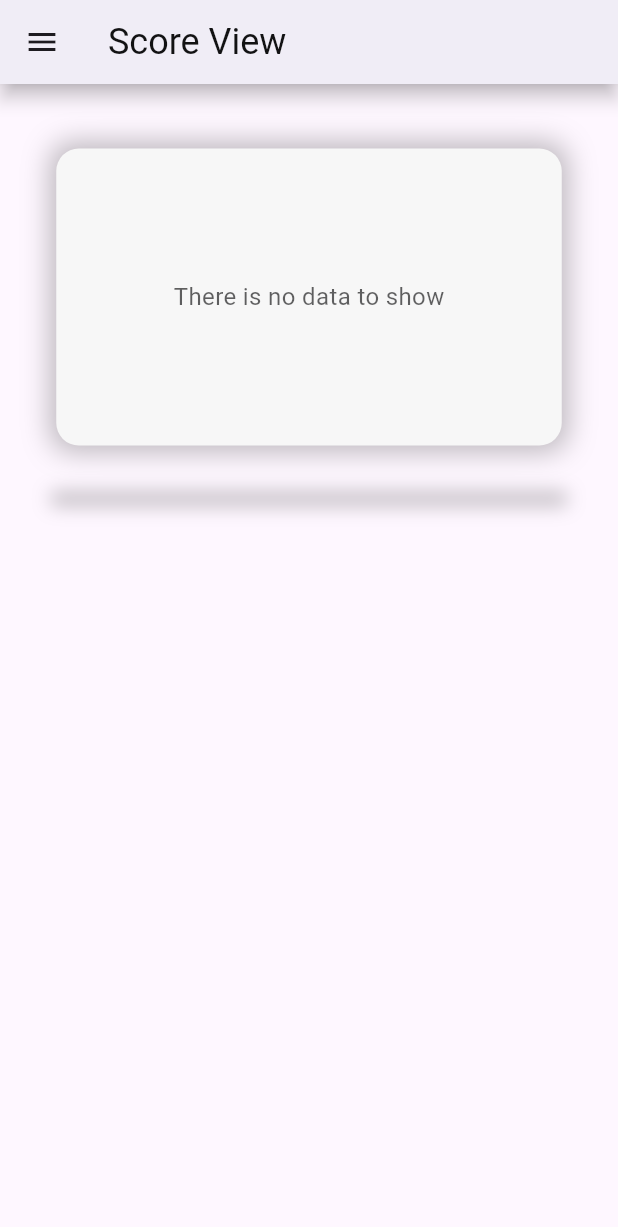
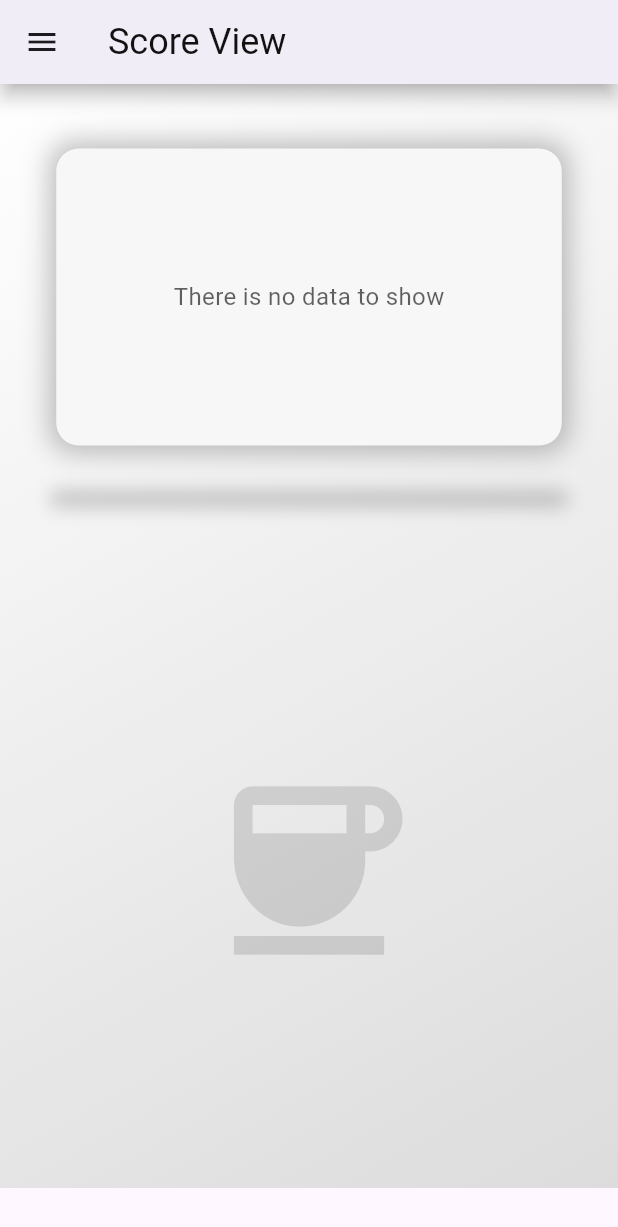
Before and after one commit to Pushpender-18/CUFest, a Flutter app: the screen it shows after launch, on a phone screen of 412 x 824 dp. Shown: the top 1227 px of the screen. Run offline on Flutter 3.47's test engine with Material 3 defaults, Android fonts, the phone set to English and light mode, and no system bars; our stand-ins replace cloud_firestore, firebase_core; accounts and stored records are empty; Roboto replaces fonts that are missing (Robot).

```diff
--- a/user/lib/data_provider.dart
+++ b/user/lib/data_provider.dart
@@ -45,7 +45,7 @@ class DepartmentRepository extends ChangeNotifier {
         depData[standing.id] = data;
         if (data['pos'] < 6) {
           graphData[standing.id] = data;
-        }
+        } else {}
       }
     });
     notifyListeners();
--- a/user/lib/screen/socre_screen.dart
+++ b/user/lib/screen/socre_screen.dart
@@ -2,17 +2,15 @@ import 'package:flutter/material.dart';
 import 'package:provider/provider.dart';
 import 'package:user/data_provider.dart';
 import 'package:user/widgets/bar_graph.dart';
+import 'package:user/widgets/department_card_list.dart';
 
-class ScorePage extends StatefulWidget {
+class ScorePage extends StatelessWidget {
   const ScorePage({super.key});
 
-  @override
-  State<ScorePage> createState() => _ScorePageState();
-}
-
-class _ScorePageState extends State<ScorePage> {
   List<String> getDepNamesForGraph(DepartmentRepository depData) {
-    return depData.graphData.keys.toList();
+    return depData.graphData.keys.toList().isEmpty
+        ? []
+        : depData.graphData.keys.toList();
   }
 
   List<int> getDepPointsForGraph(DepartmentRepository depData) {
@@ -21,11 +19,37 @@ class _ScorePageState extends State<ScorePage> {
     for (String depName in data.keys) {
       points.add(data[depName]!['points']);
     }
-    return points;
+    return points.isEmpty ? [] : points;
+  }
+
+  List<List<dynamic>> getDepDataForCards(DepartmentRepository depData) {
+    List<List<dynamic>> simplifiedDepData = [];
+    Map<String, Map<String, dynamic>> data = depData.depData;
+
+    for (String depName in data.keys) {
+      simplifiedDepData
+          .add([depName, data[depName]!['pos'], data[depName]!['points']]);
+    }
+
+    for (int i = 0; i < simplifiedDepData.length; i++) {
+      int min = i;
+      List<dynamic> temp = [];
+      for (int j = i + 1; j < simplifiedDepData.length; j++) {
+        if (simplifiedDepData[min][1] > simplifiedDepData[j][1]) {
+          min = j;
+        }
+      }
+      temp = simplifiedDepData[i];
+      simplifiedDepData[i] = simplifiedDepData[min];
+      simplifiedDepData[min] = temp;
+    }
+
+    return simplifiedDepData;
   }
 
   @override
   Widget build(BuildContext context) {
+    final height = MediaQuery.of(context).size.height;
     final depData = Provider.of<DepartmentRepository>(context);
     final screenStateProvider = Provider.of<ScreenStateProvider>(context);
 
@@ -119,12 +143,11 @@ class _ScorePageState extends State<ScorePage> {
             children: [
               Container(
                 width: double.maxFinite,
-                height: double.maxFinite,
                 decoration: const BoxDecoration(
                   gradient: LinearGradient(
                     colors: [
                       Color.fromARGB(255, 255, 255, 255),
-                      Color.fromARGB(255, 200, 200, 200),
+                      Color.fromARGB(255, 221, 220, 220),
                     ],
                     begin: Alignment.topLeft,
                     end: Alignment.bottomRight,
@@ -161,8 +184,22 @@ class _ScorePageState extends State<ScorePage> {
                           ]),
                     ),
                     const SizedBox(
-                      height: 25,
+                      height: 35,
                     ),
+                    depData.getDepartmentData.isEmpty
+                        ? SizedBox(
+                            height: height - 400,
+                            child: const Center(
+                              child: Icon(
+                                Icons.coffee,
+                                size: 150,
+                                color: Colors.black12,
+                              ),
+                            ),
+                          )
+                        : DepartmentCardList(
+                            departmentList: getDepDataForCards(depData),
+                          ),
                   ],
                 ),
               ),
--- a/user/lib/widgets/bar_graph.dart
+++ b/user/lib/widgets/bar_graph.dart
@@ -1,16 +1,12 @@
 import 'package:flutter/material.dart';
 import 'package:user/widgets/bar.dart';
+import 'package:user/widgets/labels.dart';
 
 class BarGraph extends StatelessWidget {
   const BarGraph({super.key, required this.depNames, required this.points});
 
   final List<String> depNames;
   final List<int> points;
-
-  int getMax(List<int> points) {
-    points.sort();
-    return points[-1];
-  }
 
   @override
   Widget build(BuildContext context) {
@@ -21,6 +17,14 @@ class BarGraph extends StatelessWidget {
       const Color.fromARGB(255, 67, 215, 239),
       const Color.fromARGB(255, 162, 162, 204),
     ];
+    points.sort();
+    int maxPoints = 0;
+    if (points.isNotEmpty) {
+      maxPoints = points.last;
+    }
+    List<double> heights =
+        points.reversed.toList().map((value) => value / maxPoints).toList();
+
     return Container(
       height: 198,
       width: 337,
@@ -59,14 +63,22 @@ class BarGraph extends StatelessWidget {
                     const SizedBox(
                       width: 28,
                     ),
-                    Bar(
-                      heightRatio: 1,
-                      color: barColors[0],
+                    for (double height in heights)
+                      Bar(
+                        heightRatio: height,
+                        color: barColors[heights.indexOf(height)],
+                      ),
+                    const SizedBox(
+                      width: 20,
                     ),
                   ],
                 ),
                 const SizedBox(
-                  height: 29,
+                  height: 9,
+                ),
+                Label(depNames: depNames),
+                const SizedBox(
+                  height: 5,
                 ),
               ],
             ),
--- a/user/lib/widgets/department_card.dart
+++ b/user/lib/widgets/department_card.dart
@@ -2,10 +2,10 @@ import 'package:flutter/material.dart';
 
 class DepartmentCard extends StatelessWidget {
   const DepartmentCard(
-      {super.key, required this.name, required this.points, required this.pos});
+      {super.key, required this.name, required this.pos, required this.points});
 
   final String name;
-  final double points;
+  final int points;
   final int pos;
 
   @override
```
Also changed, not shown: user/lib/widgets/bar.dart (+8 -1 lines), user/lib/widgets/department_card_list.dart (added, +29 -0 lines), user/lib/widgets/labels.dart (added, +34 -0 lines).
